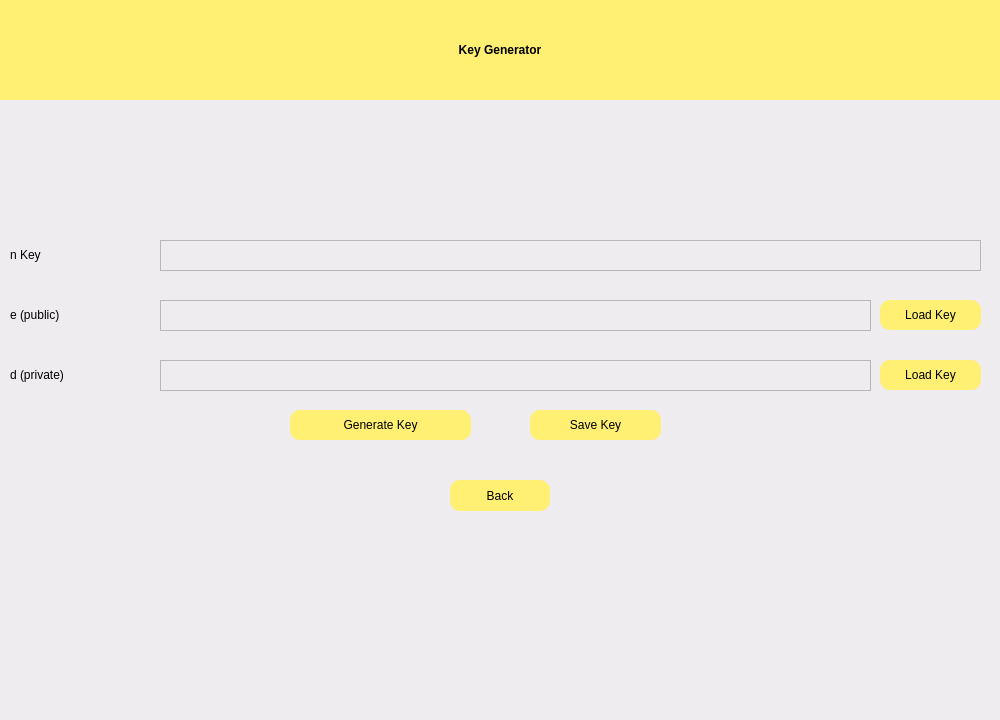
The window that UI/Keygen.ui (fruttz/tucil3-kriptokoding-18219086-18219008) describes before a commit, drawn with Qt 5.
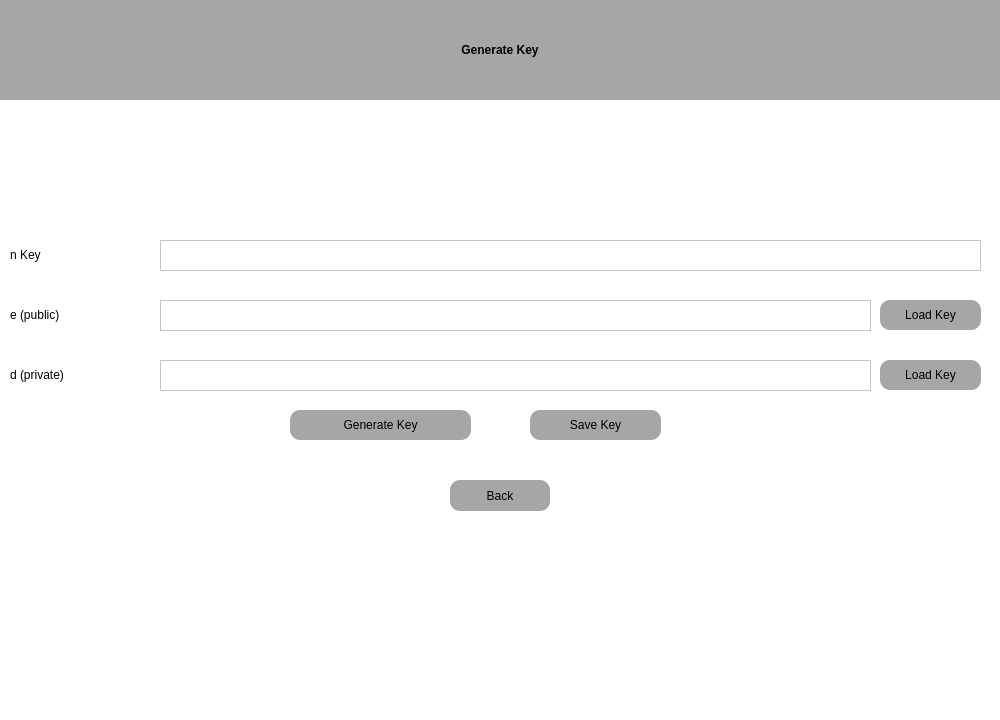
The same window after the commit.

What changed in the file:
```diff
--- a/UI/Keygen.ui
+++ b/UI/Keygen.ui
@@ -14,7 +14,7 @@
    <string>Widget</string>
   </property>
   <property name="styleSheet">
-   <string notr="true">background-color: rgb(238, 236, 239);</string>
+			<string notr="true">background-color: rgb(255, 255, 255);</string>
   </property>
   <widget class="QWidget" name="widget1" native="true">
    <property name="geometry">
@@ -42,7 +42,7 @@
     <property name="styleSheet">
      <string notr="true">font: 500 15pt &quot;Product Sans&quot;;
 border-radius: 10px;
-background-color: rgb(255, 239, 115);
+background-color: rgb(166, 166, 166);
 
 
 </string>
@@ -61,14 +61,14 @@
      </rect>
     </property>
     <property name="styleSheet">
-     <string notr="true">background-color: rgb(255, 239, 115);
+					<string notr="true">background-color: rgb(166, 166, 166);
 color: rgb(0, 0, 0);
 font: 75 40pt &quot;Product Sans&quot;;
 font-weight: bold;
 </string>
     </property>
     <property name="text">
-     <string>Key Generator</string>
+					<string>Generate Key</string>
     </property>
     <property name="alignment">
      <set>Qt::AlignCenter</set>
@@ -126,7 +126,7 @@
     <property name="styleSheet">
      <string notr="true">font: 500 10pt &quot;Product Sans&quot;;
 border-radius: 10px;
-background-color: rgb(255, 239, 115);
+background-color: rgb(166, 166, 166);
 
 
 </string>
@@ -187,7 +187,7 @@
     <property name="styleSheet">
      <string notr="true">font: 500 10pt &quot;Product Sans&quot;;
 border-radius: 10px;
-background-color: rgb(255, 239, 115);
+background-color: rgb(166, 166, 166);
 
 
 </string>
@@ -208,7 +208,7 @@
     <property name="styleSheet">
      <string notr="true">font: 500 15pt &quot;Product Sans&quot;;
 border-radius: 10px;
-background-color: rgb(255, 239, 115);
+background-color: rgb(166, 166, 166);
 
 
 </string>
@@ -229,7 +229,7 @@
     <property name="styleSheet">
      <string notr="true">font: 500 15pt &quot;Product Sans&quot;;
 border-radius: 10px;
-background-color: rgb(255, 239, 115);
+background-color: rgb(166, 166, 166);
 
 
 </string>
```
Left out of the diff: 2 changed lines with no effect on the pictures. Lines whose indentation alone changed are shown as unchanged.
